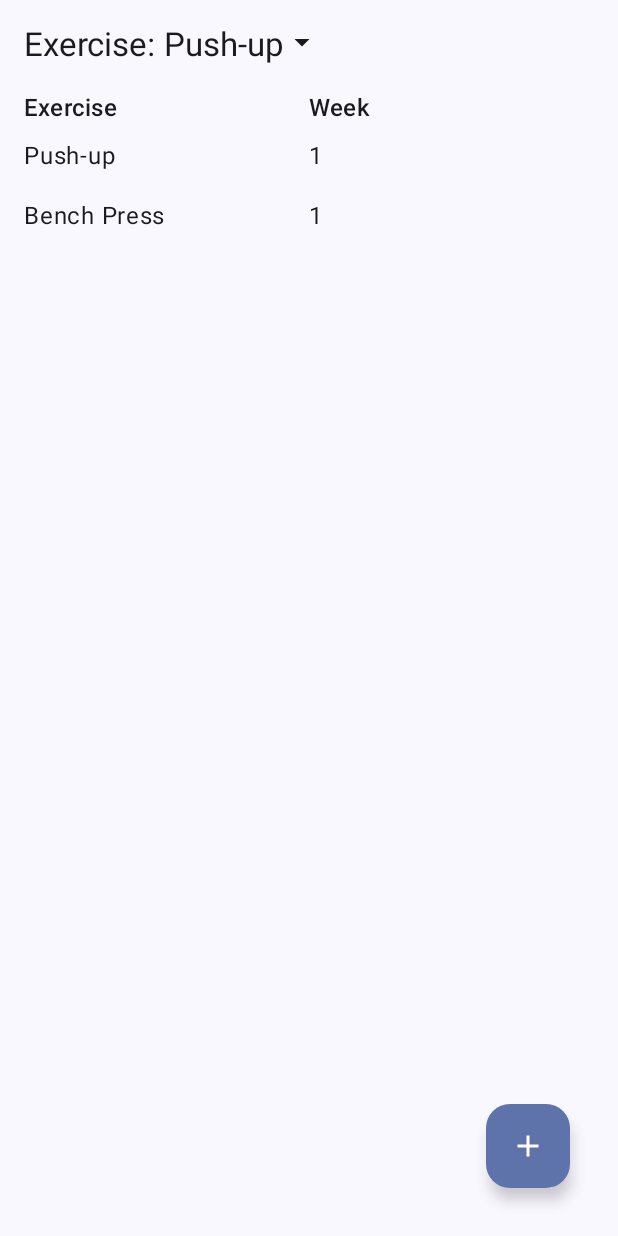
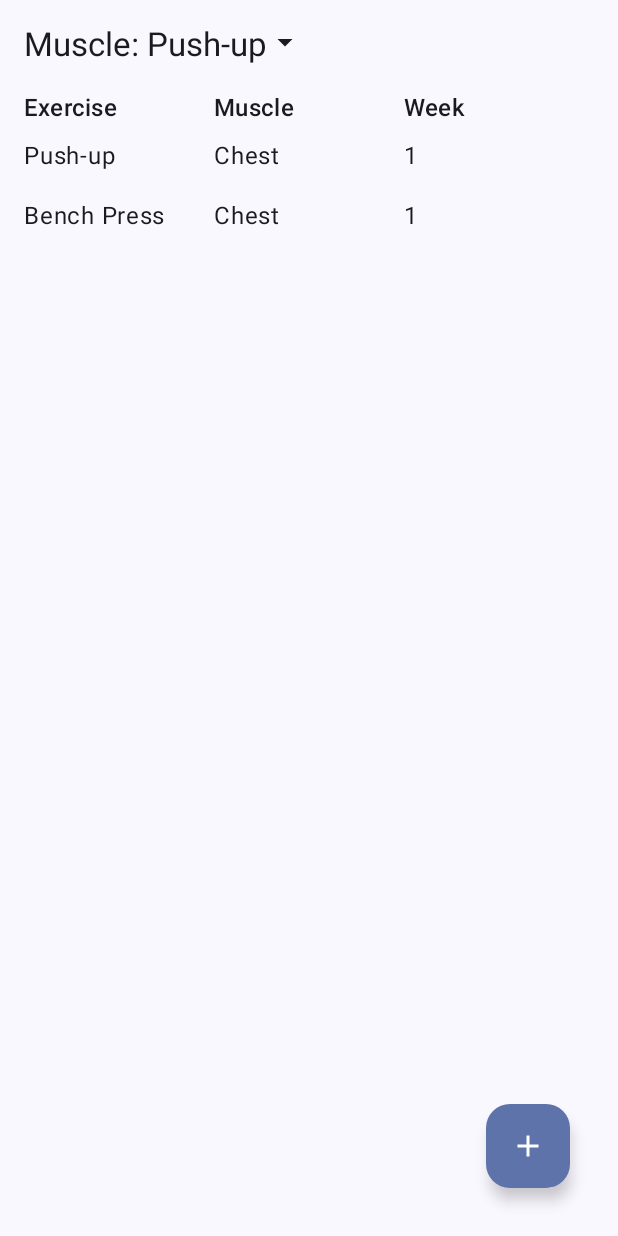
Before and after one commit to ethan-drury/GymifyPal, an Android app built with Jetpack Compose: the DisplayExercises screen opened through its navigation route, on a phone screen of 412 x 824 dp. Run offline under Robolectric (Android 15) with nearby library versions, the phone set to English and light mode, and no system bars; our stand-ins replace Room's generated code.

Commit message:
I forgot to commit this

```diff
--- a/app/src/main/java/com/example/gymifypal/DatabaseViewActivity.kt
+++ b/app/src/main/java/com/example/gymifypal/DatabaseViewActivity.kt
@@ -249,13 +249,13 @@ fun DisplayExercises (
             modifier = modifier.padding(innerPadding),
             verticalArrangement = Arrangement.SpaceBetween
         ) {
-            Dropdown("Exercise: ", exercises.map { it.exerciseName }, selected, modifier = Modifier.padding(16.dp)) {
+            Dropdown("Muscle: ", exercises.map { it.muscle }, selected, modifier = Modifier.padding(16.dp)) {
                 selectedIndex = it
             }
             Row(modifier = Modifier.padding(start = 16.dp, end = 16.dp)) {
                 TitleText("Exercise")
 //                TitleText("Type")
-//                TitleText("Muscle")
+                TitleText("Muscle")
 //                TitleText("Difficulty")
                 TitleText("Week")
 //                TitleText("Sets")
@@ -355,6 +355,7 @@ fun ExerciseRow(exercise: Exercise, onClick: () -> Unit) {
             .padding(vertical = 8.dp)
     ) {
         Text(exercise.exerciseName, modifier = Modifier.weight(1f))
+        Text(exercise.muscle, modifier = Modifier.weight(1f))
         Text(exercise.week.toString(), modifier = Modifier.weight(1f))
     }
 }
```
